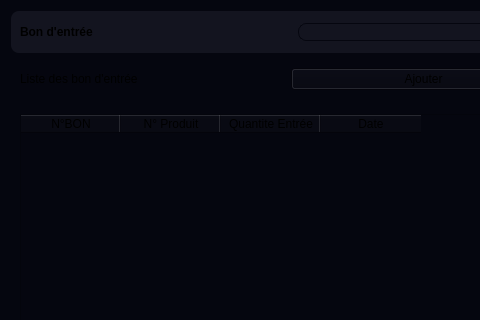
Before: the Qt Designer form interface/entry_widget.ui in miranto-andria/stock-it, drawn with Qt 5; both pictures show x 0 to 480 and y 0 to 320 of the 576 by 475 pixel window.
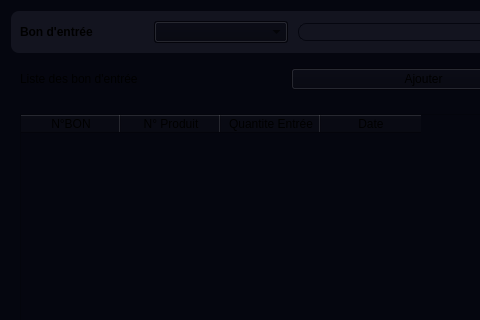
After: the same form once the commit is applied. Icons and pictures are not drawn.

Commit message: feat : ajout d'un systeme de recherche avec un choix

Patch:
```diff
--- a/interface/entry_widget.ui
+++ b/interface/entry_widget.ui
@@ -64,6 +64,9 @@
         </property>
        </widget>
       </item>
+      <item>
+       <widget class="QComboBox" name="searchChoice"/>
+      </item>
       <item alignment="Qt::AlignmentFlag::AlignRight|Qt::AlignmentFlag::AlignTop">
        <widget class="QFrame" name="search">
         <property name="sizePolicy">
```
Left out of the diff: 2 changed lines with no effect on the pictures. The commit also changes 2 other files.
